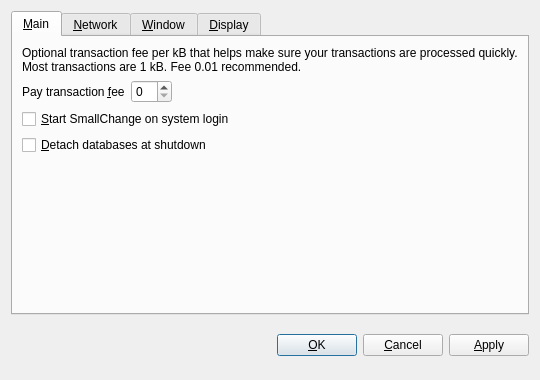
Qt form src/qt/forms/optionsdialog.ui (gbepound/gbepound) before a commit.
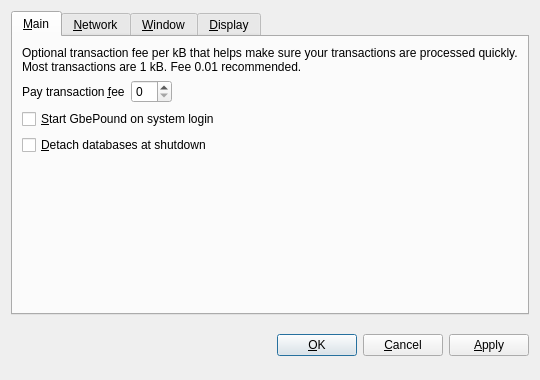
The same form after that commit. The open tabs and pages were chosen to show the change. Custom widgets are drawn as their Qt base class.

Patch:
```diff
--- a/src/qt/forms/optionsdialog.ui
+++ b/src/qt/forms/optionsdialog.ui
@@ -82,7 +82,7 @@
           <string>Automatically start SmallChange after logging in to the system.</string>
          </property>
          <property name="text">
-          <string>&amp;Start SmallChange on system login</string>
+          <string>&amp;Start GbePound on system login</string>
          </property>
         </widget>
        </item>
```
Left out of the diff: 10 changed lines with no effect on the pictures.
